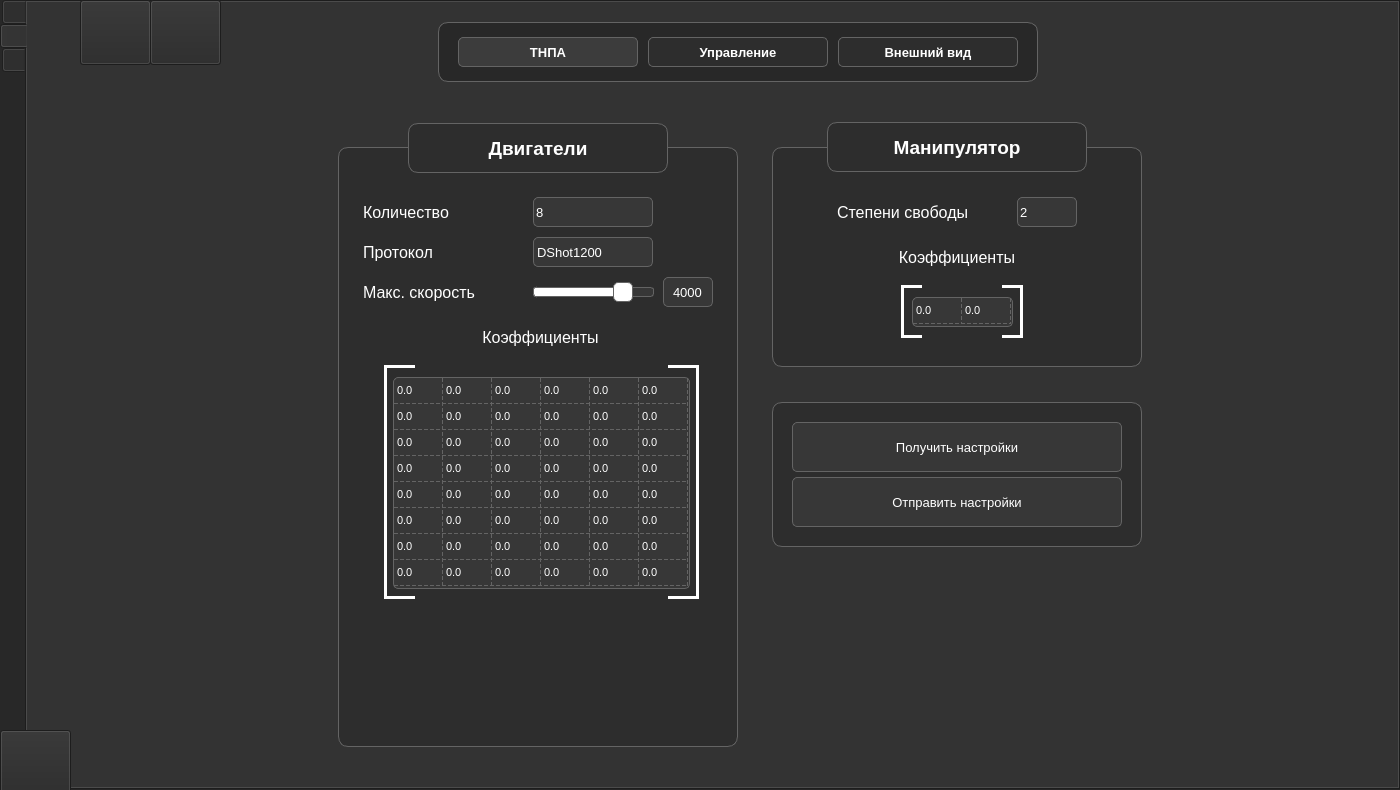
Old version of the form src/MainWindow/MainWindow.ui in the repository PolarStarWalker/PolarUV-client.
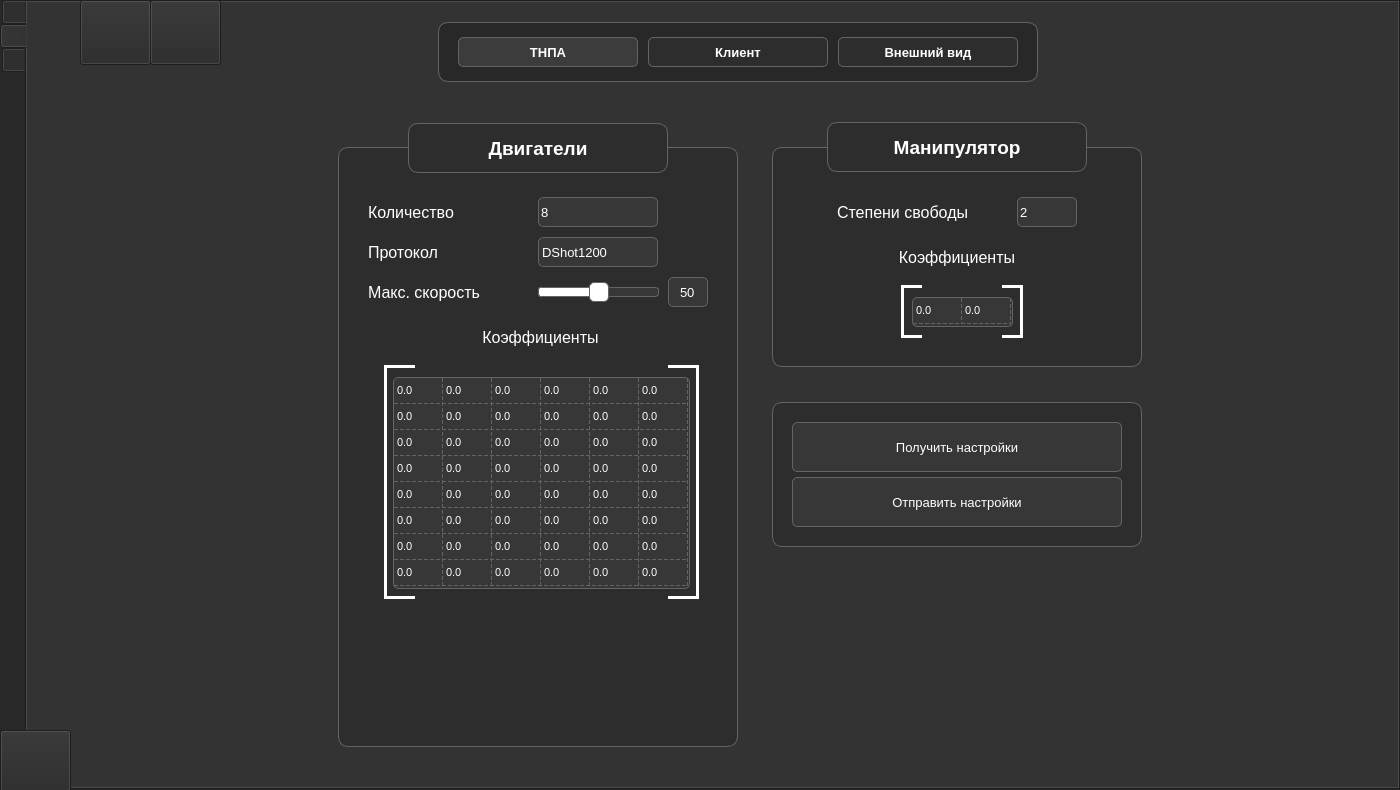
New version of the form. The open tabs and pages were chosen to show the change. Icons and pictures are not drawn.

Diff of the .ui file:
```diff
--- a/src/MainWindow/MainWindow.ui
+++ b/src/MainWindow/MainWindow.ui
@@ -2005,7 +2005,7 @@
         <widget class="QLabel" name="MotorsMaxSpeedLabel">
          <property name="geometry">
           <rect>
-           <x>25</x>
+           <x>30</x>
            <y>125</y>
            <width>160</width>
            <height>41</height>
@@ -2030,7 +2030,7 @@
         <widget class="QLabel" name="MotorsProtocolLabel">
          <property name="geometry">
           <rect>
-           <x>25</x>
+           <x>30</x>
            <y>85</y>
            <width>160</width>
            <height>41</height>
@@ -2124,7 +2124,7 @@
         <widget class="QLabel" name="MotorsNumberLabel">
          <property name="geometry">
           <rect>
-           <x>25</x>
+           <x>30</x>
            <y>45</y>
            <width>160</width>
            <height>41</height>
@@ -2224,7 +2224,7 @@
         <widget class="QSpinBox" name="MotorsNumberSpinBox">
          <property name="geometry">
           <rect>
-           <x>195</x>
+           <x>200</x>
            <y>50</y>
            <width>120</width>
            <height>30</height>
@@ -2318,9 +2318,9 @@
         <widget class="QLineEdit" name="MaxSpeedEdit">
          <property name="geometry">
           <rect>
-           <x>325</x>
+           <x>330</x>
            <y>130</y>
-           <width>50</width>
+           <width>40</width>
            <height>30</height>
           </rect>
          </property>
@@ -2348,7 +2348,7 @@
 }</string>
          </property>
          <property name="text">
-          <string>4000</string>
+          <string>50</string>
          </property>
          <property name="maxLength">
           <number>4</number>
@@ -2742,7 +2742,7 @@
         <widget class="QComboBox" name="MotorsProtocolComboBox">
          <property name="geometry">
           <rect>
-           <x>195</x>
+           <x>200</x>
            <y>90</y>
            <width>120</width>
            <height>30</height>
@@ -2890,7 +2890,7 @@
         <widget class="QSlider" name="MaxSpeedSlider">
          <property name="geometry">
           <rect>
-           <x>195</x>
+           <x>200</x>
            <y>130</y>
            <width>121</width>
            <height>30</height>
@@ -2922,19 +2922,19 @@
 }</string>
          </property>
          <property name="maximum">
-          <number>5000</number>
+          <number>100</number>
          </property>
          <property name="singleStep">
           <number>100</number>
          </property>
          <property name="pageStep">
-          <number>100</number>
+          <number>1</number>
          </property>
          <property name="value">
-          <number>4000</number>
+          <number>50</number>
          </property>
          <property name="sliderPosition">
-          <number>4000</number>
+          <number>50</number>
          </property>
          <property name="orientation">
           <enum>Qt::Horizontal</enum>
@@ -6483,7 +6483,7 @@
 border-style:solid;</string>
        </property>
        <property name="text">
-        <string>Управление</string>
+        <string>Клиент</string>
        </property>
        <property name="flat">
         <bool>false</bool>
```
Left out of the diff: 4 changed lines with no effect on the pictures.
